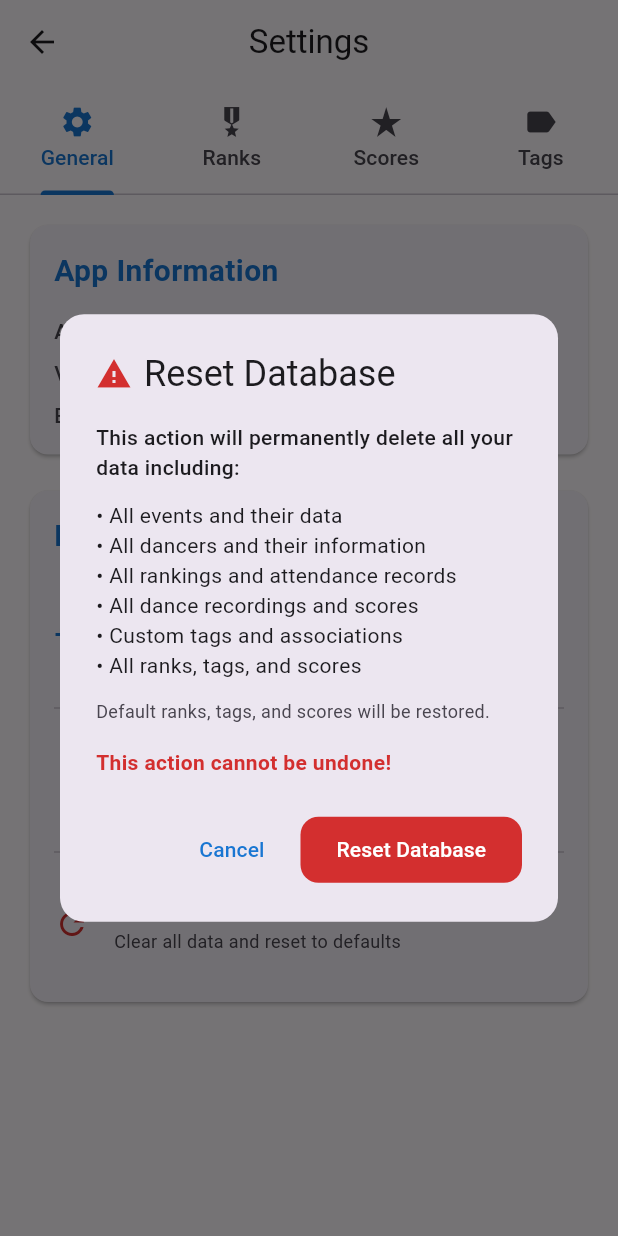
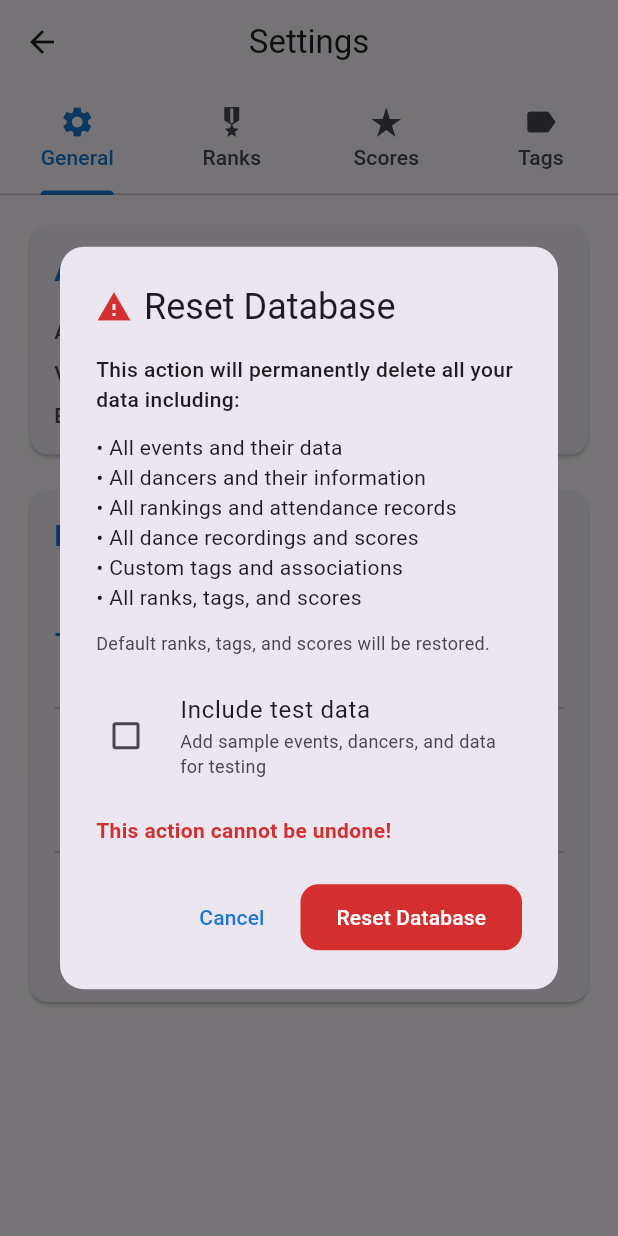
Before and after one commit to plaskowski/dancer-ranking-app-cursor, a Flutter app: the SettingsScreen screen opened directly, after a tap on "Reset Database", on a phone screen of 412 x 824 dp. Run offline on Flutter 3.47's test engine with Material 3 defaults, Android fonts, the phone set to English and light mode, and no system bars; our stand-ins replace drift, file_picker, fluttertoast; missing offline and left inert: desktop_drop; accounts and stored records are empty; generated files the repository leaves out were written again.

Commit message:
feat: make test data optional in database reset action - Add includeTestData parameter to resetDatabase() method - Add checkbox option in reset confirmation dialog - Provide different success messages based on test data choice - Update product specification and changelog - v1.0.0

```diff
--- a/lib/screens/settings/tabs/general_settings_tab.dart
+++ b/lib/screens/settings/tabs/general_settings_tab.dart
@@ -220,9 +220,13 @@ class GeneralSettingsTab extends StatelessWidget {
   }
 
   Future<void> _showResetConfirmationDialog(BuildContext context) async {
+    bool includeTestData = false;
+
     final confirmed = await showDialog<bool>(
       context: context,
       builder: (BuildContext context) {
+        return StatefulBuilder(
+          builder: (context, setState) {
             return AlertDialog(
               title: Row(
                 children: [
@@ -258,6 +262,25 @@ class GeneralSettingsTab extends StatelessWidget {
                     ),
                   ),
                   const SizedBox(height: 16),
+                  CheckboxListTile(
+                    title: const Text('Include test data'),
+                    subtitle: Text(
+                      'Add sample events, dancers, and data for testing',
+                      style: TextStyle(
+                        color: Theme.of(context).colorScheme.onSurfaceVariant,
+                        fontSize: 12,
+                      ),
+                    ),
+                    value: includeTestData,
+                    onChanged: (value) {
+                      setState(() {
+                        includeTestData = value ?? false;
+                      });
+                    },
+                    controlAffinity: ListTileControlAffinity.leading,
+                    contentPadding: EdgeInsets.zero,
+                  ),
+                  const SizedBox(height: 16),
                   Text(
                     'This action cannot be undone!',
                     style: TextStyle(
@@ -284,13 +307,16 @@ class GeneralSettingsTab extends StatelessWidget {
             );
           },
         );
+      },
+    );
 
     if (confirmed == true && context.mounted) {
-      await _performDatabaseReset(context);
+      await _performDatabaseReset(context, includeTestData);
     }
   }
 
-  Future<void> _performDatabaseReset(BuildContext context) async {
+  Future<void> _performDatabaseReset(
+      BuildContext context, bool includeTestData) async {
     try {
       // Show loading indicator
       showDialog(
@@ -317,17 +343,17 @@ class GeneralSettingsTab extends StatelessWidget {
 
       // Get database instance and reset
       final database = Provider.of<AppDatabase>(context, listen: false);
-      await database.resetDatabase();
+      await database.resetDatabase(includeTestData: includeTestData);
 
       if (context.mounted) {
         // Close loading dialog
         Navigator.of(context).pop();
 
         // Show success message
-        ToastHelper.showSuccess(
-          context,
-          'Database reset successfully. All user data cleared, defaults restored.',
-        );
+        final message = includeTestData
+            ? 'Database reset successfully. All user data cleared, defaults and test data restored.'
+            : 'Database reset successfully. All user data cleared, defaults restored.';
+        ToastHelper.showSuccess(context, message);
       }
     } catch (e) {
       if (context.mounted) {
```
Also changed, not shown: lib/database/database.dart (+14 -26 lines), 3 other files. Lines whose indentation alone changed are shown as unchanged.
